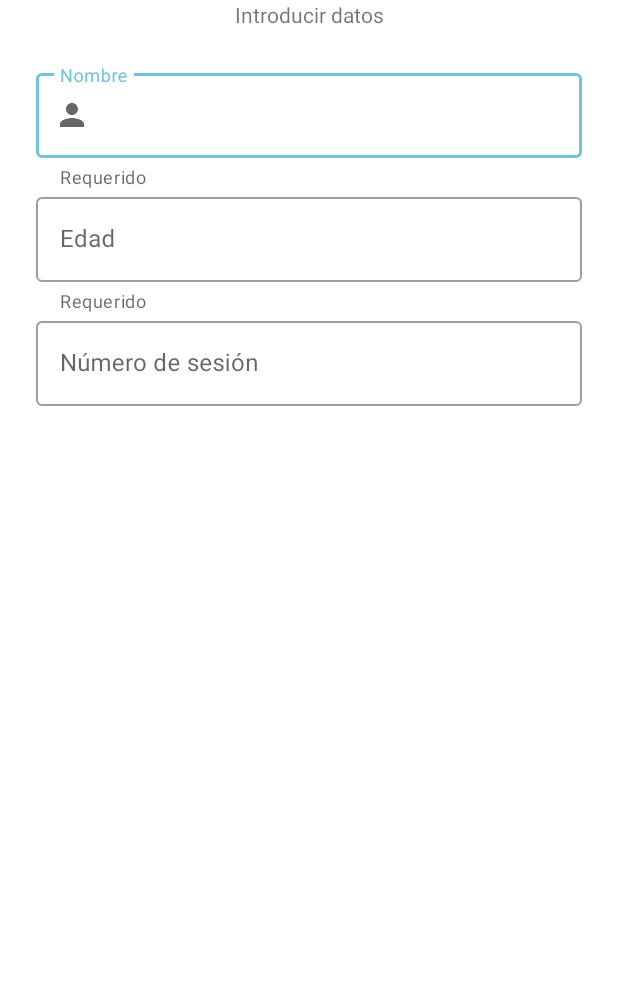
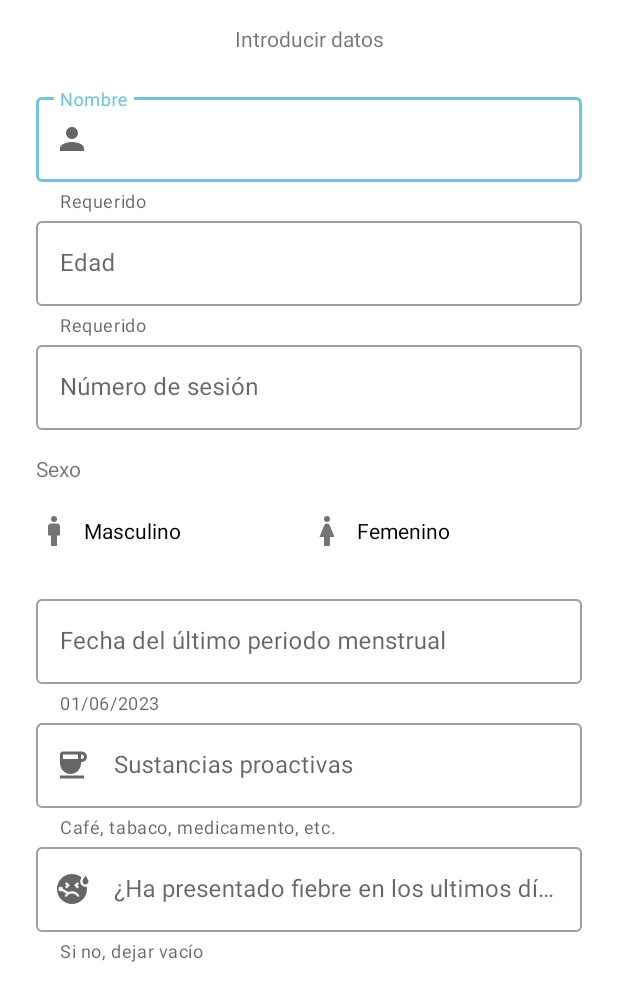
Before and after one commit to emisc0607/Termofinger, an Android app: the layout fragment_data.xml on its own in the app's theme, with its tools: preview values and no code run, on a phone screen of 412 x 824 dp. Shown: the top 1001 px of the screen. Run offline under Robolectric (Android 15) with nearby library versions, the phone set to English and light mode, and no system bars.

Commit message:
Se modifica introducir datos

```diff
--- /dev/null
+++ b/app/src/main/res/drawable/ic_coffee.xml
@@ -0,0 +1,5 @@
+<vector android:height="24dp" android:tint="#000000"
+    android:viewportHeight="24" android:viewportWidth="24"
+    android:width="24dp" xmlns:android="http://schemas.android.com/apk/res/android">
+    <path android:fillColor="@android:color/white" android:pathData="M18.5,3H6C4.9,3 4,3.9 4,5v5.71c0,3.83 2.95,7.18 6.78,7.29c3.96,0.12 7.22,-3.06 7.22,-7v-1h0.5c1.93,0 3.5,-1.57 3.5,-3.5S20.43,3 18.5,3zM16,5v3H6V5H16zM18.5,8H18V5h0.5C19.33,5 20,5.67 20,6.5S19.33,8 18.5,8zM4,19h16v2H4V19z"/>
+</vector>
--- /dev/null
+++ b/app/src/main/res/drawable/ic_food.xml
@@ -0,0 +1,5 @@
+<vector android:height="24dp" android:tint="#000000"
+    android:viewportHeight="24" android:viewportWidth="24"
+    android:width="24dp" xmlns:android="http://schemas.android.com/apk/res/android">
+    <path android:fillColor="@android:color/white" android:pathData="M18.06,22.99h1.66c0.84,0 1.53,-0.64 1.63,-1.46L23,5.05h-5L18,1h-1.97v4.05h-4.97l0.3,2.34c1.71,0.47 3.31,1.32 4.27,2.26 1.44,1.42 2.43,2.89 2.43,5.29v8.05zM1,21.99L1,21h15.03v0.99c0,0.55 -0.45,1 -1.01,1L2.01,22.99c-0.56,0 -1.01,-0.45 -1.01,-1zM16.03,14.99c0,-8 -15.03,-8 -15.03,0h15.03zM1.02,17h15v2h-15z"/>
+</vector>
--- /dev/null
+++ b/app/src/main/res/drawable/ic_man.xml
@@ -0,0 +1,6 @@
+<vector android:height="24dp" android:tint="#000000"
+    android:viewportHeight="24" android:viewportWidth="24"
+    android:width="24dp" xmlns:android="http://schemas.android.com/apk/res/android">
+    <path android:fillColor="@android:color/white" android:pathData="M14,7h-4C8.9,7 8,7.9 8,9v6h2v7h4v-7h2V9C16,7.9 15.1,7 14,7z"/>
+    <path android:fillColor="@android:color/white" android:pathData="M12,4m-2,0a2,2 0,1 1,4 0a2,2 0,1 1,-4 0"/>
+</vector>
--- /dev/null
+++ b/app/src/main/res/drawable/ic_sick.xml
@@ -0,0 +1,5 @@
+<vector android:height="24dp" android:tint="#000000"
+    android:viewportHeight="24" android:viewportWidth="24"
+    android:width="24dp" xmlns:android="http://schemas.android.com/apk/res/android">
+    <path android:fillColor="@android:color/white" android:pathData="M21,9c-1.1,0 -2,-0.9 -2,-2c0,-1.1 2,-4 2,-4s2,2.9 2,4C23,8.1 22.1,9 21,9zM17.5,7c0,-0.73 0.41,-1.71 0.92,-2.66C16.68,2.88 14.44,2 11.99,2C6.47,2 2,6.48 2,12c0,5.52 4.47,10 9.99,10C17.52,22 22,17.52 22,12c0,-0.55 -0.06,-1.09 -0.14,-1.62C21.58,10.45 21.3,10.5 21,10.5C19.07,10.5 17.5,8.93 17.5,7zM15.62,7.38l1.06,1.06L15.62,9.5l1.06,1.06l-1.06,1.06L13.5,9.5L15.62,7.38zM7.32,8.44l1.06,-1.06L10.5,9.5l-2.12,2.12l-1.06,-1.06L8.38,9.5L7.32,8.44zM15.44,17c-0.69,-1.19 -1.97,-2 -3.44,-2s-2.75,0.81 -3.44,2H6.88c0.3,-0.76 0.76,-1.43 1.34,-1.99L5.24,13.3c-0.45,0.26 -1.01,0.28 -1.49,0c-0.72,-0.41 -0.96,-1.33 -0.55,-2.05c0.41,-0.72 1.33,-0.96 2.05,-0.55c0.48,0.28 0.74,0.78 0.74,1.29l3.58,2.07c0.73,-0.36 1.55,-0.56 2.43,-0.56c2.33,0 4.32,1.45 5.12,3.5H15.44z"/>
+</vector>
--- /dev/null
+++ b/app/src/main/res/drawable/ic_woman.xml
@@ -0,0 +1,6 @@
+<vector android:height="24dp" android:tint="#000000"
+    android:viewportHeight="24" android:viewportWidth="24"
+    android:width="24dp" xmlns:android="http://schemas.android.com/apk/res/android">
+    <path android:fillColor="@android:color/white" android:pathData="M13.94,8.31C13.62,7.52 12.85,7 12,7s-1.62,0.52 -1.94,1.31L7,16h3v6h4v-6h3L13.94,8.31z"/>
+    <path android:fillColor="@android:color/white" android:pathData="M12,4m-2,0a2,2 0,1 1,4 0a2,2 0,1 1,-4 0"/>
+</vector>
--- a/app/src/main/res/layout/fragment_data.xml
+++ b/app/src/main/res/layout/fragment_data.xml
@@ -1,65 +1,146 @@
 <?xml version="1.0" encoding="utf-8"?>
 <androidx.constraintlayout.widget.ConstraintLayout xmlns:android="http://schemas.android.com/apk/res/android"
+    xmlns:app="http://schemas.android.com/apk/res-auto"
     xmlns:tools="http://schemas.android.com/tools"
     android:layout_width="match_parent"
     android:layout_height="match_parent"
-    xmlns:app="http://schemas.android.com/apk/res-auto"
-    tools:context=".DataFragment">
-
+    tools:context=".MainActivity">
     <!-- TODO: Update blank fragment layout -->
     <TextView
         android:id="@+id/tv_data"
         android:layout_width="wrap_content"
         android:layout_height="wrap_content"
         android:text="@string/str_get_data"
+        app:layout_constraintEnd_toEndOf="parent"
         app:layout_constraintStart_toStartOf="parent"
+        app:layout_constraintTop_toTopOf="parent"
+        android:layout_margin="@dimen/common_padding_default"/>
+
+    <LinearLayout
+        android:layout_width="0dp"
+        android:layout_height="wrap_content"
+        android:orientation="vertical"
+        android:padding="@dimen/common_padding_middle"
         app:layout_constraintEnd_toEndOf="parent"
-        app:layout_constraintTop_toTopOf="parent"/>
-    <LinearLayout
-        android:layout_width="match_parent"
-        android:layout_height="wrap_content"
-        app:layout_constraintTop_toBottomOf="@id/tv_data"
         app:layout_constraintStart_toStartOf="parent"
-        app:layout_constraintEnd_toEndOf="parent"
-        android:padding="@dimen/common_padding_middle"
-        android:orientation="vertical">
+        app:layout_constraintTop_toBottomOf="@id/tv_data">
+
         <com.google.android.material.textfield.TextInputLayout
+            style="@style/Widget.MaterialComponents.TextInputLayout.OutlinedBox"
             android:layout_width="match_parent"
             android:layout_height="wrap_content"
             android:hint="@string/hint_name"
             app:helperText="@string/str_required"
-            app:startIconDrawable="@drawable/icon_person"
-            style="@style/Widget.MaterialComponents.TextInputLayout.OutlinedBox">
+            app:startIconDrawable="@drawable/icon_person">
+
             <com.google.android.material.textfield.TextInputEditText
                 android:layout_width="match_parent"
                 android:layout_height="wrap_content"
-                android:inputType="textCapWords"/>
+                android:inputType="textCapWords" />
         </com.google.android.material.textfield.TextInputLayout>
+
         <com.google.android.material.textfield.TextInputLayout
+            style="@style/Widget.MaterialComponents.TextInputLayout.OutlinedBox"
             android:layout_width="match_parent"
             android:layout_height="wrap_content"
             android:hint="@string/hint_age"
-            app:helperText="@string/str_required"
-            style="@style/Widget.MaterialComponents.TextInputLayout.OutlinedBox">
+            app:helperText="@string/str_required">
+
             <com.google.android.material.textfield.TextInputEditText
                 android:layout_width="match_parent"
                 android:layout_height="wrap_content"
-                android:inputType="textCapWords"/>
+                android:inputType="number" />
         </com.google.android.material.textfield.TextInputLayout>
+
         <com.google.android.material.textfield.TextInputLayout
+            style="@style/Widget.MaterialComponents.TextInputLayout.OutlinedBox"
             android:layout_width="match_parent"
             android:layout_height="wrap_content"
-            android:hint="@string/hint_sesion"
-            style="@style/Widget.MaterialComponents.TextInputLayout.OutlinedBox">
+            android:hint="@string/hint_sesion">
+
             <com.google.android.material.textfield.TextInputEditText
                 android:layout_width="match_parent"
                 android:layout_height="wrap_content"
-                android:inputType="number"/>
+                android:inputType="number" />
         </com.google.android.material.textfield.TextInputLayout>
+
+        <TextView
+            android:layout_width="match_parent"
+            android:layout_height="wrap_content"
+            android:layout_marginTop="@dimen/common_padding_default"
+            android:text="@string/str_sex"/>
         <RadioGroup
-            android:layout_width="wrap_content"
-            android:layout_height="wrap_content">
+            android:layout_width="match_parent"
+            android:layout_height="wrap_content"
+            android:layout_marginTop="@dimen/common_padding_min"
+            android:layout_marginBottom="@dimen/common_padding_default"
+            android:orientation="horizontal">
+            <com.google.android.material.radiobutton.MaterialRadioButton
+                android:layout_width="0dp"
+                android:id="@+id/rbSex1"
+                android:layout_height="wrap_content"
+                android:layout_weight="1"
+                android:padding="@dimen/common_padding_min"
+                android:button="@drawable/ic_man"
+                android:text="@string/sex_masc" />
+
+            <com.google.android.material.radiobutton.MaterialRadioButton
+                android:layout_width="0dp"
+                android:id="@+id/rbSex2"
+                android:layout_height="wrap_content"
+                android:layout_weight="1"
+                android:button="@drawable/ic_woman"
+                android:padding="@dimen/common_padding_min"
+                android:text="@string/sex_fem" />
 
         </RadioGroup>
+
+        <com.google.android.material.textfield.TextInputLayout
+            style="@style/Widget.MaterialComponents.TextInputLayout.OutlinedBox"
+            android:layout_width="match_parent"
+            android:layout_height="wrap_content"
+            android:hint="@string/str_menstruacion"
+            app:helperText="@string/hint_date">
+
+            <com.google.android.material.textfield.TextInputEditText
+                android:id="@+id/etFirstDate"
+                android:layout_width="match_parent"
+                android:layout_height="wrap_content"
+                android:backgroundTint="@color/secondaryDarkColor"
+                android:clickable="false"
+                android:focusable="false"
+                android:inputType="date"
+                android:maxLines="1"
+                android:textAlignment="textEnd" />
+        </com.google.android.material.textfield.TextInputLayout>
+
+        <com.google.android.material.textfield.TextInputLayout
+            style="@style/Widget.MaterialComponents.TextInputLayout.OutlinedBox"
+            android:layout_width="match_parent"
+            android:layout_height="wrap_content"
+            android:hint="@string/str_sustancias"
+            app:helperText="@string/hint_sustancias"
+            app:startIconDrawable="@drawable/ic_coffee">
+
+            <com.google.android.material.textfield.TextInputEditText
+                android:layout_width="match_parent"
+                android:layout_height="wrap_content"
+                android:inputType="textCapWords" />
+        </com.google.android.material.textfield.TextInputLayout>
+
+        <com.google.android.material.textfield.TextInputLayout
+            style="@style/Widget.MaterialComponents.TextInputLayout.OutlinedBox"
+            android:layout_width="match_parent"
+            android:layout_height="wrap_content"
+            android:hint="@string/hint_fever"
+            app:helperText="@string/str_campo_vacio"
+            app:startIconDrawable="@drawable/ic_sick">
+
+            <com.google.android.material.textfield.TextInputEditText
+                android:layout_width="match_parent"
+                android:layout_height="wrap_content"
+                android:inputType="textCapWords" />
+        </com.google.android.material.textfield.TextInputLayout>
+
     </LinearLayout>
 </androidx.constraintlayout.widget.ConstraintLayout>
--- a/app/src/main/res/values/strings.xml
+++ b/app/src/main/res/values/strings.xml
@@ -1,5 +1,5 @@
 <resources>
-    <string name="app_name">Termofinger</string>
+    <string name="app_name">Ultimate Termofinger</string>
     <string name="str_bienvenido">Bienvenido</string>
     <string name="description_logo">Logo</string>
     <string name="str_get_data">Introducir datos</string>
@@ -10,4 +10,13 @@
     <string name="str_required">Requerido</string>
     <string name="hint_sesion">Número de sesión</string>
     <string name="hint_age">Edad</string>
+    <string name="sex_masc">Masculino</string>
+    <string name="sex_fem">Femenino</string>
+    <string name="hint_sustancias">Café, tabaco, medicamento, etc.</string>
+    <string name="str_sustancias">Sustancias proactivas</string>
+    <string name="hint_date">01/06/2023</string>
+    <string name="str_sex">Sexo</string>
+    <string name="str_menstruacion">Fecha del último periodo menstrual</string>
+    <string name="hint_fever">¿Ha presentado fiebre en los ultimos días?</string>
+    <string name="str_campo_vacio">Si no, dejar vacío</string>
 </resources>
```
Also changed, not shown: app/build.gradle (+5 -3 lines).
